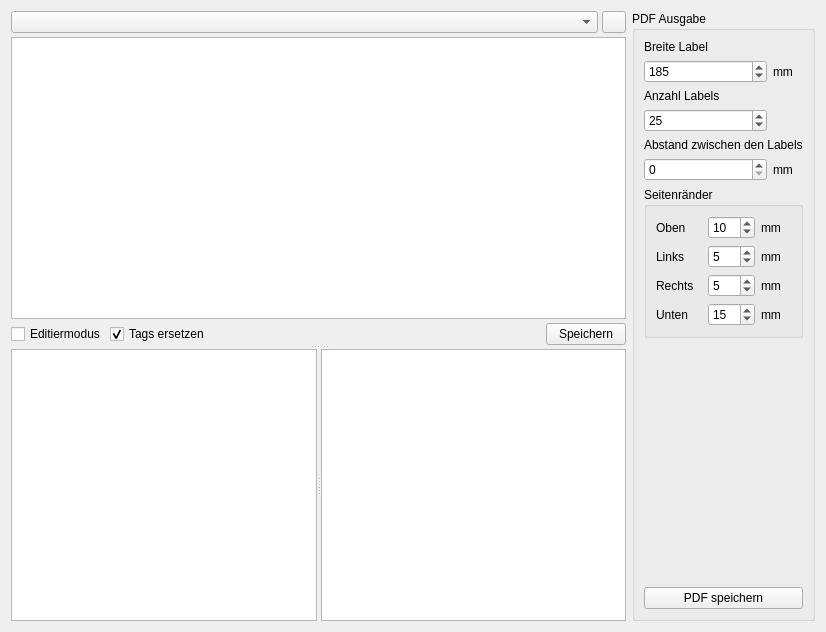
First picture: the form in kleiner-brauhelfer/tabetikette.ui, repository kleiner-brauhelfer/kleiner-brauhelfer-2, before the edit.
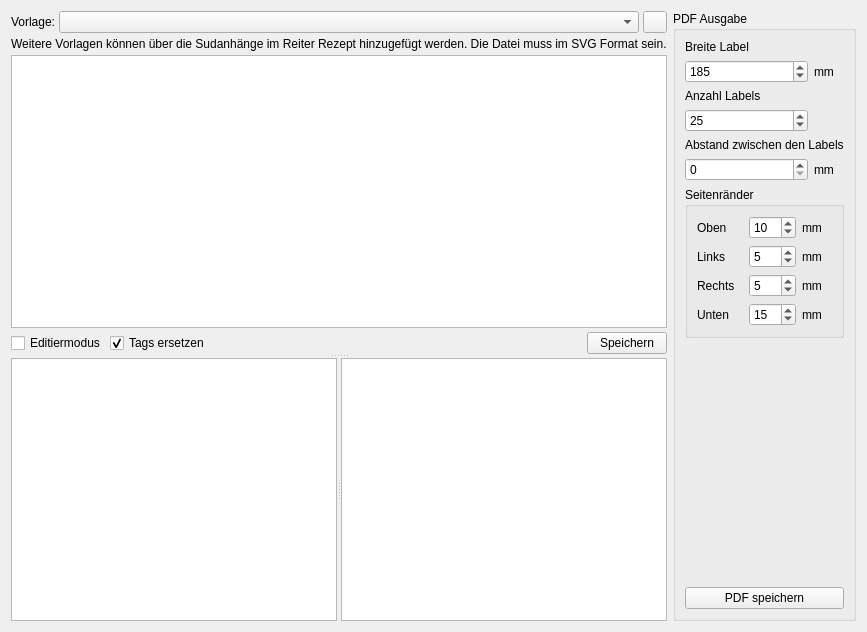
Second picture: the form after the edit. Icons and pictures are not drawn. Custom widgets are drawn as their Qt base class.

Commit message: linux build

What changed in the file:
```diff
--- a/kleiner-brauhelfer/tabetikette.ui
+++ b/kleiner-brauhelfer/tabetikette.ui
@@ -21,8 +21,21 @@
      </property>
      <item>
       <layout class="QHBoxLayout" name="horizontalLayout_2">
+       <item>
+        <widget class="QLabel" name="label_8">
+         <property name="text">
+          <string>Vorlage:</string>
+         </property>
+        </widget>
+       </item>
        <item>
         <widget class="ComboBox" name="cbAuswahl">
+         <property name="sizePolicy">
+          <sizepolicy hsizetype="Expanding" vsizetype="Fixed">
+           <horstretch>0</horstretch>
+           <verstretch>0</verstretch>
+          </sizepolicy>
+         </property>
          <property name="toolTip">
           <string>&lt;html&gt;&lt;head/&gt;&lt;body&gt;&lt;p&gt;Über diesen Reiter werden zuvor abgespeicherte &lt;span style=&quot; font-weight:600;&quot;&gt;Gestaltungsvorlagen &lt;/span&gt;aufgerufen. Mit Vorlagen lassen sich Etiketten schnell und unkompliziert gestalten.&lt;/p&gt;&lt;p&gt;Die Gestaltungsmöglichkeiten beziehen sich dabei grundlegend auf Einträge und eingepflegte Bestände im Kleinen Brauhelfer.&lt;/p&gt;&lt;p&gt;Der Funktionsumfang ist zweckmäßig. Er erfüllt nicht die Anforderungen mächtiger Design- und Grafikprogramme. Es können aber viele moderne Designelemente mittels CSS3 und HTML5 definiert werden.&lt;/p&gt;&lt;/body&gt;&lt;/html&gt;</string>
          </property>
@@ -56,6 +69,13 @@
        </item>
       </layout>
      </item>
+     <item>
+      <widget class="QLabel" name="label_7">
+       <property name="text">
+        <string>Weitere Vorlagen können über die Sudanhänge im Reiter Rezept hinzugefügt werden. Die Datei muss im SVG Format sein.</string>
+       </property>
+      </widget>
+     </item>
      <item>
       <widget class="QSplitter" name="splitter_1">
        <property name="orientation">
```
The commit also changes 2 other files.
